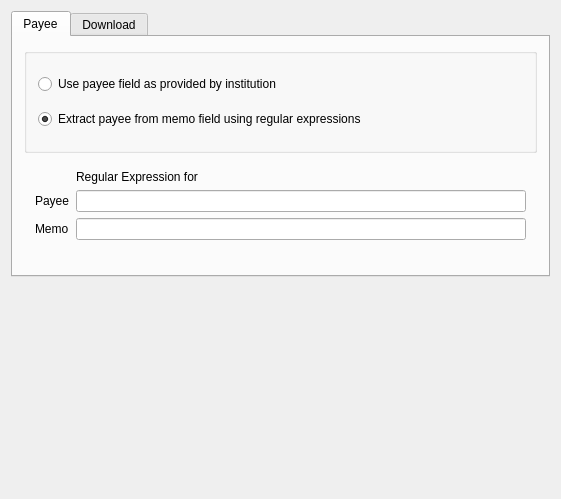
Old version of the form kmymoney/plugins/kbanking/dialogs/kbaccountsettings.ui in the repository KDE/kmymoney.
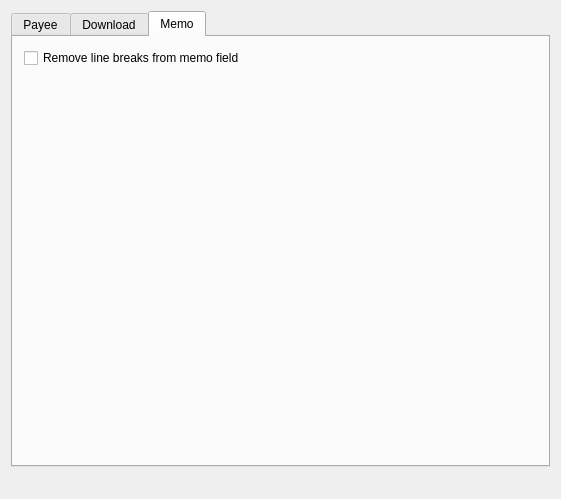
New version of the form. The open tabs and pages were chosen to show the change. Custom widgets are drawn as their Qt base class.

Commit message:
Keep linebreaks in memo of AqBanking transaction imports
When retrieving all new transactions in KMyMoney for one bank account
connected via AQHBCI, all the lines in the description are appended into
a single string. This change adds an option to keep separate lines on a
per account basis.

Patch:
```diff
--- a/kmymoney/plugins/kbanking/dialogs/kbaccountsettings.ui
+++ b/kmymoney/plugins/kbanking/dialogs/kbaccountsettings.ui
@@ -191,6 +191,39 @@
        </item>
       </layout>
      </widget>
+     <widget class="QWidget" name="memoTab">
+      <attribute name="title">
+       <string>Memo</string>
+      </attribute>
+      <layout class="QVBoxLayout" name="verticalLayout_4">
+       <item>
+        <widget class="QCheckBox" name="m_removeLineBreaksFromMemo">
+         <property name="toolTip">
+          <string>&lt;html&gt;&lt;head/&gt;&lt;body&gt;&lt;p&gt;Remove the line breaks in the memo field that have been inserted between multiple purpose fields of the transaction.&lt;/p&gt;&lt;/body&gt;&lt;/html&gt;</string>
+         </property>
+         <property name="whatsThis">
+          <string>&lt;html&gt;&lt;head/&gt;&lt;body&gt;&lt;p&gt;Some institutions take multiple purpose fields of a transaction and treat it as a single one. In this case the line break characters inserted after each purpose field are destracting and are removed when this option is enabled.&lt;/p&gt;&lt;/body&gt;&lt;/html&gt;</string>
+         </property>
+         <property name="text">
+          <string>Remove line breaks from memo field</string>
+         </property>
+        </widget>
+       </item>
+       <item>
+        <spacer name="verticalSpacer">
+         <property name="orientation">
+          <enum>Qt::Vertical</enum>
+         </property>
+         <property name="sizeHint" stdset="0">
+          <size>
+           <width>20</width>
+           <height>384</height>
+          </size>
+         </property>
+        </spacer>
+       </item>
+      </layout>
+     </widget>
     </widget>
    </item>
    <item>
@@ -228,12 +261,6 @@
    <extends>QLineEdit</extends>
    <header>klineedit.h</header>
   </customwidget>
-  <customwidget>
-   <class>QTabWidget</class>
-   <extends>QTabWidget</extends>
-   <header>ktabwidget.h</header>
-   <container>1</container>
-  </customwidget>
  </customwidgets>
  <tabstops>
   <tabstop>m_payeeRegExpEdit</tabstop>
```
Left out of the diff: 6 changed lines with no effect on the pictures. The commit also changes 2 other files.
